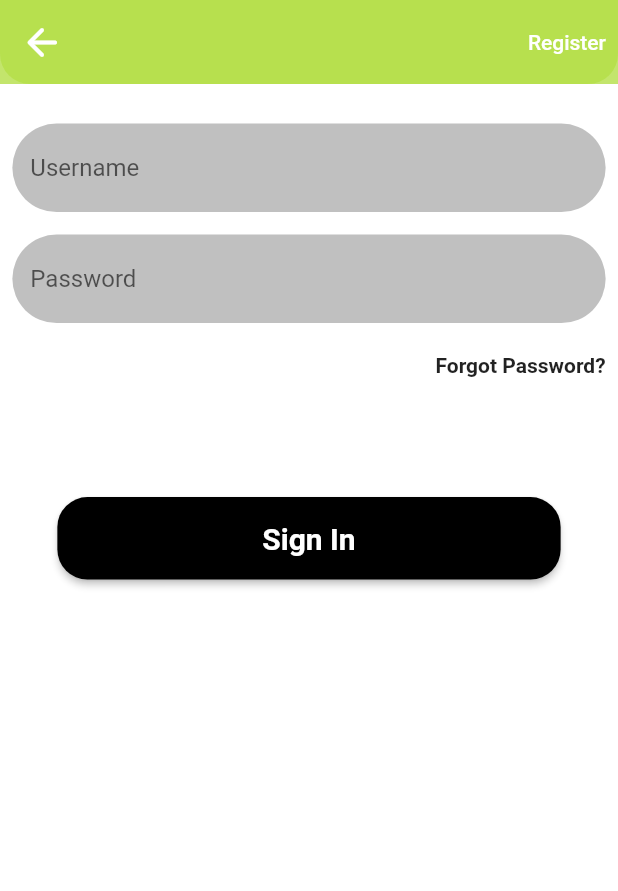
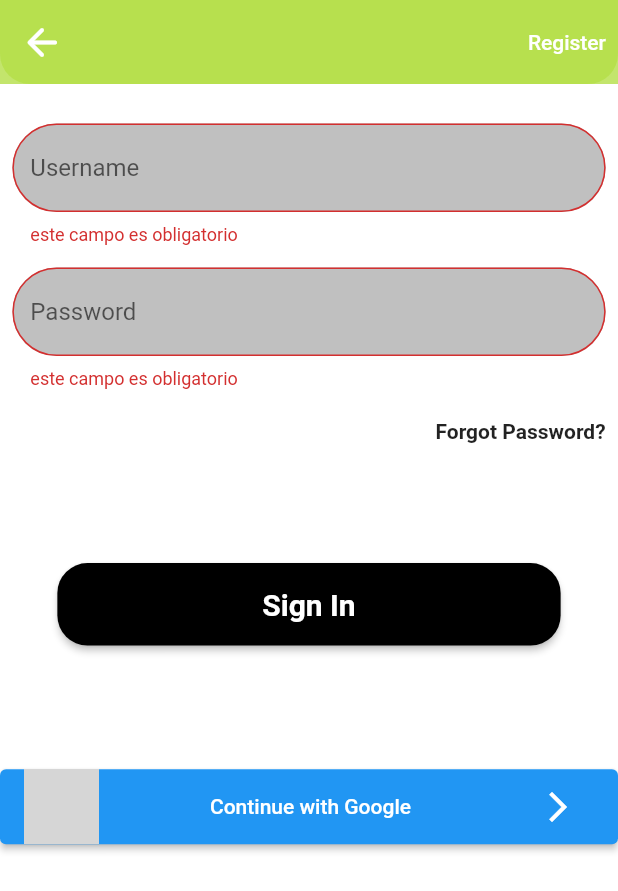
Before and after one commit to ianbokser/Set_Paddel_House, a Flutter app: the Loginscreen screen opened by its route, scrolled down 208 dp, after a tap on "Sign In", on a phone screen of 412 x 824 dp. Shown: the top 891 px of the screen. Run offline on Flutter 3.47's test engine with Material 2 defaults, Android fonts, the phone set to English and light mode, and no system bars; network calls fail; grey boxes are pictures that could not be loaded.

Commit message:
add login with google

```diff
--- a/lib/src/presentation/screens/login_screen.dart
+++ b/lib/src/presentation/screens/login_screen.dart
@@ -6,6 +6,9 @@ class Loginscreen extends StatelessWidget {
 
   @override
   Widget build(BuildContext context) {
+    TextEditingController email = TextEditingController();
+    TextEditingController password = TextEditingController();
+    final _formKey = GlobalKey<FormState>();
     final size = MediaQuery.of(context).size;
 
     return Scaffold(
@@ -71,15 +74,16 @@ class Loginscreen extends StatelessWidget {
               child: Column(
                 children: [
                   Form(
+                    key: _formKey,
                     child: Padding(
                     padding:
                     EdgeInsets.symmetric(vertical: size.height * 0.1, horizontal: size.width * 0.02),
                     child:  Column(
                       crossAxisAlignment: CrossAxisAlignment.end,
                       children: [
-                        const _TextFormFile(Text: 'Username',),
+                        _email(email),
                         const SizedBox(height: 15,),
-                        const _TextFormFile(Text: 'Password',),
+                        _password(password),
                         const SizedBox(height: 20,),
                         InkWell(
                           onTap:() {
@@ -94,7 +98,13 @@ class Loginscreen extends StatelessWidget {
                           padding: const EdgeInsets.symmetric(horizontal: 30),
                           height: 55,
                           width: double.infinity,
-                          child: ElevatedButton(onPressed: () {},
+                          child: ElevatedButton(onPressed: () {
+                            if (_formKey.currentState!.validate()){
+                              print("INICIO DE SESION EXITOSO");
+                              print(email.text);
+                              print(password.text);
+                            }
+                          },
                             style: ElevatedButton.styleFrom(
                               backgroundColor: Colors.black,
                               shape: RoundedRectangleBorder(borderRadius: BorderRadius.circular(20))
@@ -104,7 +114,30 @@ class Loginscreen extends StatelessWidget {
                         ),
                       ],
                     ),
-                  ))
+                  ),
+                ),
+                SizedBox(
+                  child: ElevatedButton(onPressed: (){},
+                    child: Row(
+                      children: [
+                        Image.network(
+                          "https://rotulosmatesanz.com/wp-content/uploads/2017/09/2000px-Google_G_Logo.svg_.png",
+                          width: 50,
+                          height: 50,
+                        ),
+                        const Spacer(),
+                        const Text("Continue with Google"),
+                        const Spacer(),
+                        IconButton(
+                        onPressed: (){},
+                        icon: const Icon(
+                          Icons.arrow_forward_ios_outlined,
+                        ),
+                        ),
+                      ],
+                    )
+                  ),
+                ),
               ],
             ),
           ),
@@ -113,20 +146,17 @@ class Loginscreen extends StatelessWidget {
     ),
   );
 }
+
+  TextFormField _password(TextEditingController val) {
+    return TextFormField(
+      controller: val,
+    validator: (value) {
+      if (value!.isEmpty) {
+        return "este campo es obligatorio";
       }
-
-class _TextFormFile extends StatelessWidget {
-  final String Text;
-  const _TextFormFile({
-    super.key,
-    required this.Text,
-  });
-
-  @override
-  Widget build(BuildContext context) {
-    return TextFormField(
+    },
     decoration: InputDecoration(
-        hintText: Text,
+      hintText: "Password",
       focusedBorder: OutlineInputBorder(
         borderRadius: BorderRadius.circular(40),
         borderSide: BorderSide.none
@@ -144,3 +174,30 @@ class _TextFormFile extends StatelessWidget {
   );
   }
 }
+
+  TextFormField _email(TextEditingController val) {
+    return TextFormField(
+      controller: val,
+    validator: (value) {
+      if (value!.isEmpty) {
+        return "este campo es obligatorio";
+      }
+    },
+    decoration: InputDecoration(
+      hintText: "Username",
+      focusedBorder: OutlineInputBorder(
+        borderRadius: BorderRadius.circular(40),
+        borderSide: BorderSide.none
+      ),
+      enabledBorder: OutlineInputBorder(
+        borderRadius: BorderRadius.circular(40),
+        borderSide: BorderSide.none
+      ),
+      border: OutlineInputBorder(
+        borderRadius: BorderRadius.circular(40),
+      ),
+      filled: true,
+      fillColor: const Color.fromARGB(255, 192, 192, 192)
+    ),
+  );
+}
```
Lines whose indentation alone changed are shown as unchanged.
